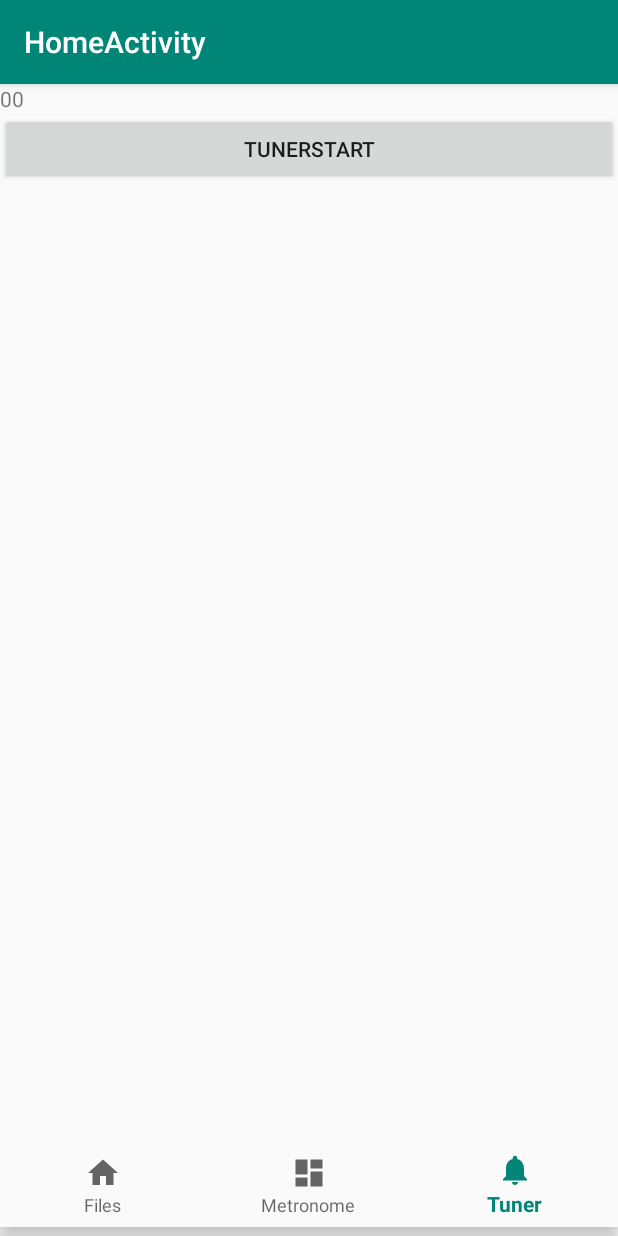
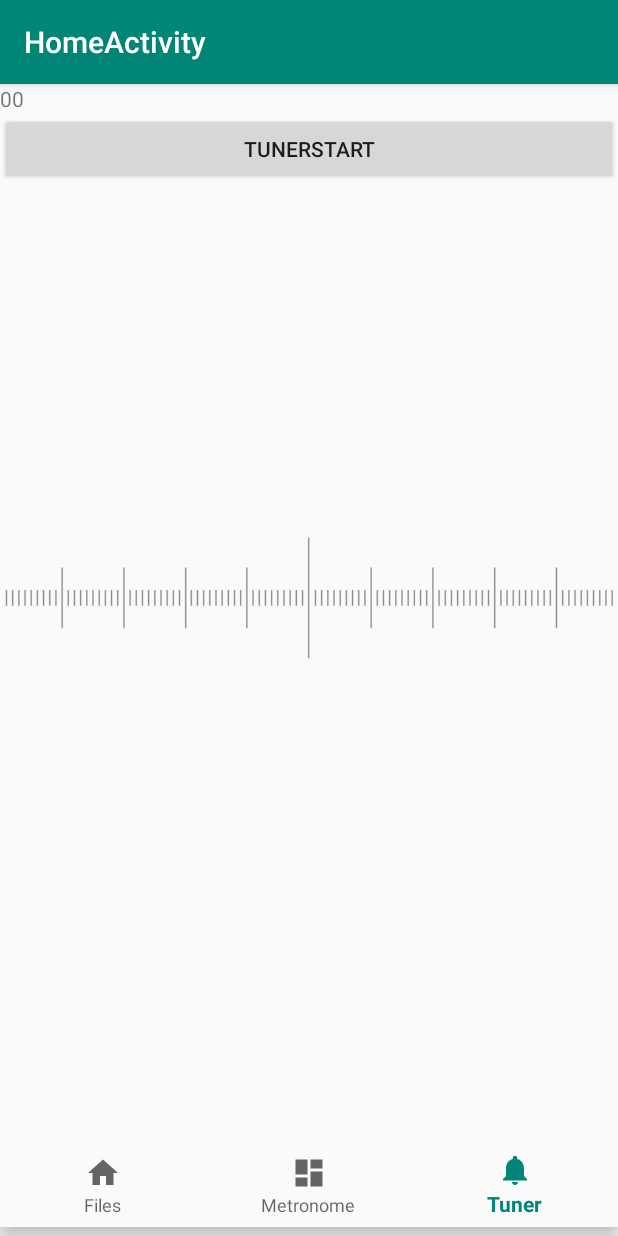
Before and after one commit to artisticbit/metronome, an Android app: the screen it shows after launch (HomeActivity), item 3 of the bottom bar chosen, on a phone screen of 412 x 824 dp. Run offline under Robolectric (Android 15) with nearby library versions, the phone set to English and light mode, and no system bars.

Commit message:
튜너 배경추가 화면비율에 맞춰 비트맵 크기변환해야함

```diff
--- a/app/src/main/java/com/metronome/viewer/TunerViewer.java
+++ b/app/src/main/java/com/metronome/viewer/TunerViewer.java
@@ -1,9 +1,12 @@
 package com.metronome.viewer;
 
+import android.content.res.Resources;
 import android.graphics.Bitmap;
 import android.graphics.Canvas;
 import android.graphics.Color;
 import android.graphics.Paint;
+import android.graphics.drawable.BitmapDrawable;
+import android.media.Image;
 import android.os.Message;
 import android.util.Log;
 import android.view.View;
@@ -39,6 +42,9 @@ public class TunerViewer implements Runnable {
     public Paint tunerPaint;
     public int centerPoint;
     public int screenWidth;
+    public BitmapDrawable backgroundDrawble;
+    public Bitmap backgroundBitmap;
+    public Resources resources;
     //
 
     //AudioAnalysisResult audioAnalysisResult;
@@ -71,7 +77,9 @@ public class TunerViewer implements Runnable {
         tunerPaint.setColor(Color.BLACK);
         tunerPaint.setTextSize(30);
         imageView2.setImageBitmap(tunerBitmapOutput);
-        //
+        resources =  ContextManager.getContext().getResources();
+        backgroundDrawble = (BitmapDrawable)resources.getDrawable(R.drawable.bg_tuner_frequency,null);
+        backgroundBitmap = backgroundDrawble.getBitmap();
     }
 
 
@@ -122,7 +130,8 @@ public class TunerViewer implements Runnable {
         String errorFrequency = scaleConvertResult.erroFrequency+"";
         float frequency = scaleConvertResult.frequency;
         Log.d("scaleWord", "scaleWord: "+scaleWord);
-        tunerCanvas.drawColor(Color.YELLOW);
+        tunerCanvas.drawColor(Color.WHITE);
+        tunerCanvas.drawBitmap(backgroundBitmap,0,0,null);
         tunerCanvas.drawCircle(centerPoint + scaleConvertResult.erroFrequency, 100 , 10 , tunerPaint );
         tunerCanvas.drawText(scaleWord,centerPoint,150,tunerPaint);
 
--- a/app/src/main/res/layout/fragment_tuner.xml
+++ b/app/src/main/res/layout/fragment_tuner.xml
@@ -28,7 +28,8 @@
     <ImageView
         android:id="@+id/imageView2"
         android:layout_width="match_parent"
-        android:layout_height="wrap_content"
+        android:layout_height="150dp"
+        android:background="@drawable/bg_tuner_frequency"
         android:src="@android:color/background_dark" />
 
 </LinearLayout>
```
Also changed, not shown: app/src/main/res/drawable/bg_tuner_frequency.png (added).
